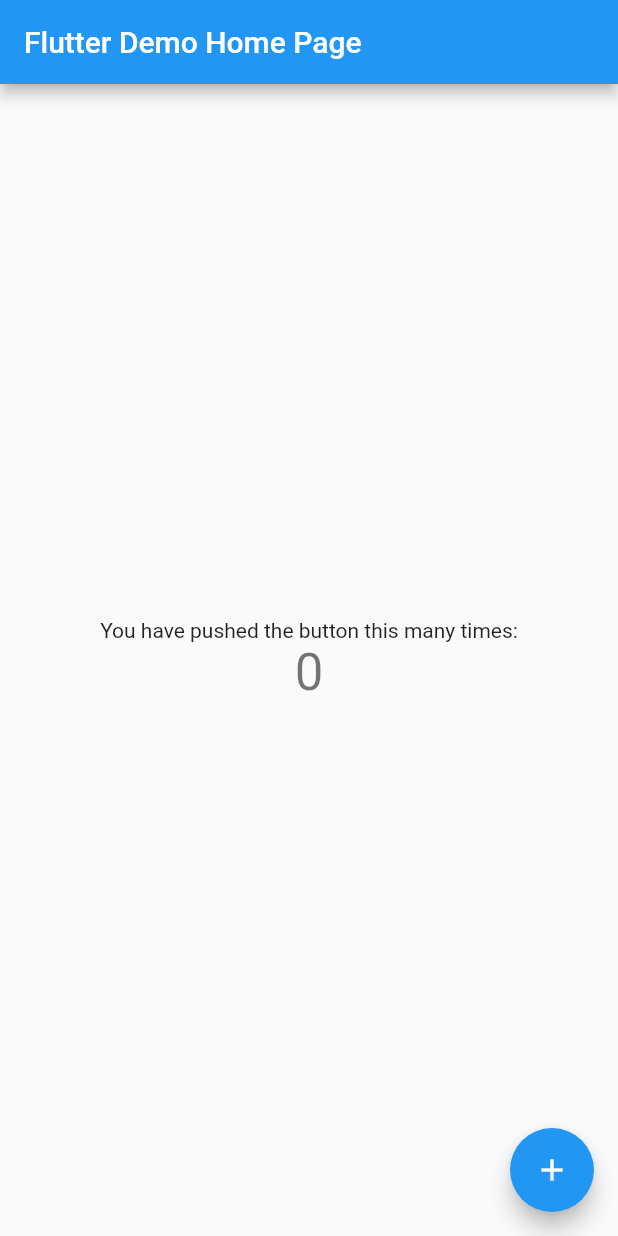
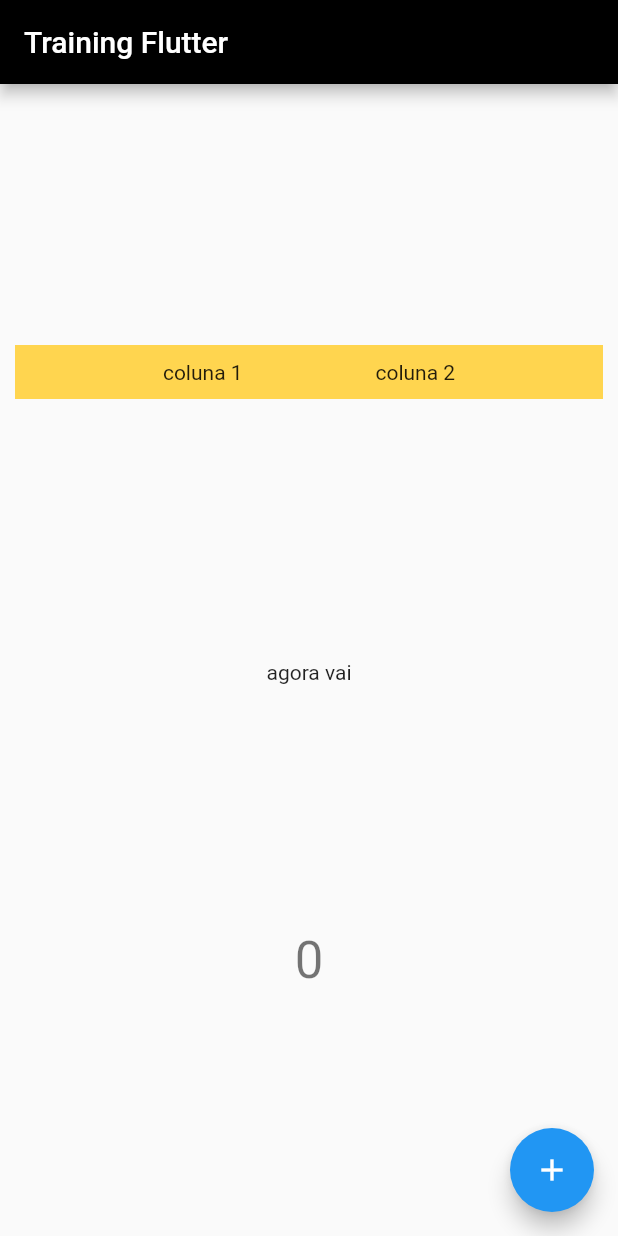
Before and after one commit to marcelochb/training-flutter, a Flutter app: the screen it shows after launch, on a phone screen of 412 x 824 dp. Run offline on Flutter 3.47's test engine with Material 2 defaults, Android fonts, the phone set to English and light mode, and no system bars.

Commit message:
feat(started) layout page and reusable components

```diff
--- /dev/null
+++ b/lib/components/atoms/counter/counter_widget.dart
@@ -0,0 +1,14 @@
+import 'package:flutter/cupertino.dart';
+import 'package:flutter/material.dart';
+
+class CounterWidget extends StatelessWidget {
+  const CounterWidget({Key key, this.counter}) : super(key: key);
+  final String counter;
+  @override
+  Widget build(BuildContext context) {
+    return Text(
+      '$counter',
+      style: Theme.of(context).textTheme.headline4,
+    );
+  }
+}
--- /dev/null
+++ b/lib/components/atoms/title/index.dart
@@ -0,0 +1,12 @@
+import 'package:flutter/cupertino.dart';
+
+class TitleWidget extends StatelessWidget {
+  const TitleWidget({Key key, this.texto}) : super(key: key);
+  final String texto;
+  @override
+  Widget build(BuildContext context) {
+    return Text(
+      texto,
+    );
+  }
+}
--- /dev/null
+++ b/lib/components/molecules/container/container_widget.dart
@@ -0,0 +1,24 @@
+import 'package:flutter/cupertino.dart';
+import 'package:flutter/material.dart';
+
+class ContainerWidget extends StatelessWidget {
+  const ContainerWidget({Key key, this.firstColumn, this.secondColumn})
+      : super(key: key);
+  final String firstColumn;
+  final String secondColumn;
+  @override
+  Widget build(BuildContext context) {
+    return Container(
+      padding: const EdgeInsets.all(10.0),
+      margin: const EdgeInsets.all(10.0),
+      color: Colors.amber[300],
+      child: Row(
+        mainAxisAlignment: MainAxisAlignment.spaceEvenly,
+        children: [
+          Text('$firstColumn'),
+          Text('$secondColumn'),
+        ],
+      ),
+    );
+  }
+}
--- /dev/null
+++ b/lib/components/organisms/app/index.dart
@@ -0,0 +1,16 @@
+import 'package:flutter/cupertino.dart';
+import 'package:flutter/material.dart';
+import 'package:training_flutter/src/pages/home/index.dart';
+
+class MyApp extends StatelessWidget {
+  @override
+  Widget build(BuildContext context) {
+    return MaterialApp(
+      title: 'Training Flutter',
+      theme: ThemeData(
+        primarySwatch: Colors.blue,
+      ),
+      home: MyHomePage(title: 'Training Flutter'),
+    );
+  }
+}
--- a/lib/main.dart
+++ b/lib/main.dart
@@ -1,112 +1,7 @@
 import 'package:flutter/material.dart';
+
+import 'components/organisms/app/index.dart';
 
 void main() {
   runApp(MyApp());
 }
-
-class MyApp extends StatelessWidget {
-  @override
-  Widget build(BuildContext context) {
-    return MaterialApp(
-      title: 'Flutter Demo',
-      theme: ThemeData(
-        // This is the theme of your application.
-        //
-        // Try running your application with "flutter run". You'll see the
-        // application has a blue toolbar. Then, without quitting the app, try
-        // changing the primarySwatch below to Colors.green and then invoke
-        // "hot reload" (press "r" in the console where you ran "flutter run",
-        // or simply save your changes to "hot reload" in a Flutter IDE).
-        // Notice that the counter didn't reset back to zero; the application
-        // is not restarted.
-        primarySwatch: Colors.blue,
-      ),
-      home: MyHomePage(title: 'Flutter Demo Home Page'),
-    );
-  }
-}
-
-class MyHomePage extends StatefulWidget {
-  MyHomePage({Key key, this.title}) : super(key: key);
-
-  // This widget is the home page of your application. It is stateful, meaning
-  // that it has a State object (defined below) that contains fields that affect
-  // how it looks.
-
-  // This class is the configuration for the state. It holds the values (in this
-  // case the title) provided by the parent (in this case the App widget) and
-  // used by the build method of the State. Fields in a Widget subclass are
-  // always marked "final".
-
-  final String title;
-
-  @override
-  _MyHomePageState createState() => _MyHomePageState();
-}
-
-class _MyHomePageState extends State<MyHomePage> {
-  int _counter = 0;
-
-  void _incrementCounter() {
-    setState(() {
-      // This call to setState tells the Flutter framework that something has
-      // changed in this State, which causes it to rerun the build method below
-      // so that the display can reflect the updated values. If we changed
-      // _counter without calling setState(), then the build method would not be
-      // called again, and so nothing would appear to happen.
-      _counter++;
-    });
-  }
-
-  @override
-  Widget build(BuildContext context) {
-    // This method is rerun every time setState is called, for instance as done
-    // by the _incrementCounter method above.
-    //
-    // The Flutter framework has been optimized to make rerunning build methods
-    // fast, so that you can just rebuild anything that needs updating rather
-    // than having to individually change instances of widgets.
-    return Scaffold(
-      appBar: AppBar(
-        // Here we take the value from the MyHomePage object that was created by
-        // the App.build method, and use it to set our appbar title.
-        title: Text(widget.title),
-      ),
-      body: Center(
-        // Center is a layout widget. It takes a single child and positions it
-        // in the middle of the parent.
-        child: Column(
-          // Column is also a layout widget. It takes a list of children and
-          // arranges them vertically. By default, it sizes itself to fit its
-          // children horizontally, and tries to be as tall as its parent.
-          //
-          // Invoke "debug painting" (press "p" in the console, choose the
-          // "Toggle Debug Paint" action from the Flutter Inspector in Android
-          // Studio, or the "Toggle Debug Paint" command in Visual Studio Code)
-          // to see the wireframe for each widget.
-          //
-          // Column has various properties to control how it sizes itself and
-          // how it positions its children. Here we use mainAxisAlignment to
-          // center the children vertically; the main axis here is the vertical
-          // axis because Columns are vertical (the cross axis would be
-          // horizontal).
-          mainAxisAlignment: MainAxisAlignment.center,
-          children: <Widget>[
-            Text(
-              'You have pushed the button this many times:',
-            ),
-            Text(
-              '$_counter',
-              style: Theme.of(context).textTheme.headline4,
-            ),
-          ],
-        ),
-      ),
-      floatingActionButton: FloatingActionButton(
-        onPressed: _incrementCounter,
-        tooltip: 'Increment',
-        child: Icon(Icons.add),
-      ), // This trailing comma makes auto-formatting nicer for build methods.
-    );
-  }
-}
--- /dev/null
+++ b/lib/src/pages/home/index.dart
@@ -0,0 +1,56 @@
+import 'package:flutter/cupertino.dart';
+import 'package:flutter/material.dart';
+import 'package:training_flutter/components/atoms/counter/counter_widget.dart';
+import 'package:training_flutter/components/atoms/title/index.dart';
+import 'package:training_flutter/components/molecules/container/container_widget.dart';
+
+class MyHomePage extends StatefulWidget {
+  MyHomePage({Key key, this.title}) : super(key: key);
+
+  final String title;
+
+  @override
+  _MyHomePageState createState() => _MyHomePageState();
+}
+
+class _MyHomePageState extends State<MyHomePage> {
+  int _counter = 0;
+
+  void _incrementCounter() {
+    setState(() {
+      _counter++;
+    });
+  }
+
+  @override
+  Widget build(BuildContext context) {
+    return Scaffold(
+      appBar: AppBar(
+        title: Text(widget.title),
+        backgroundColor: Colors.black,
+      ),
+      body: Center(
+        child: Column(
+          mainAxisAlignment: MainAxisAlignment.spaceEvenly,
+          children: <Widget>[
+            ContainerWidget(
+              firstColumn: 'coluna 1',
+              secondColumn: 'coluna 2',
+            ),
+            TitleWidget(
+              texto: 'agora vai',
+            ),
+            CounterWidget(
+              counter: '$_counter',
+            )
+          ],
+        ),
+      ),
+      floatingActionButton: FloatingActionButton(
+        onPressed: _incrementCounter,
+        tooltip: 'Increment',
+        child: Icon(Icons.add),
+      ), // This trailing comma makes auto-formatting nicer for build methods.
+    );
+  }
+}
```
Also changed, not shown: 6 other files.
